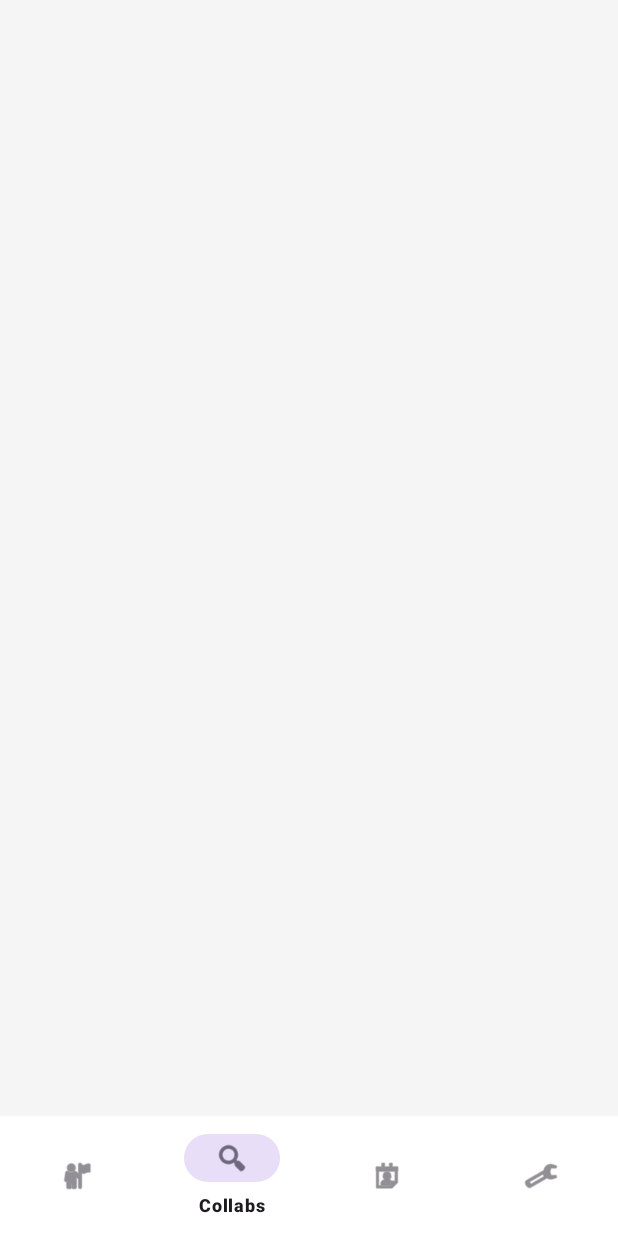
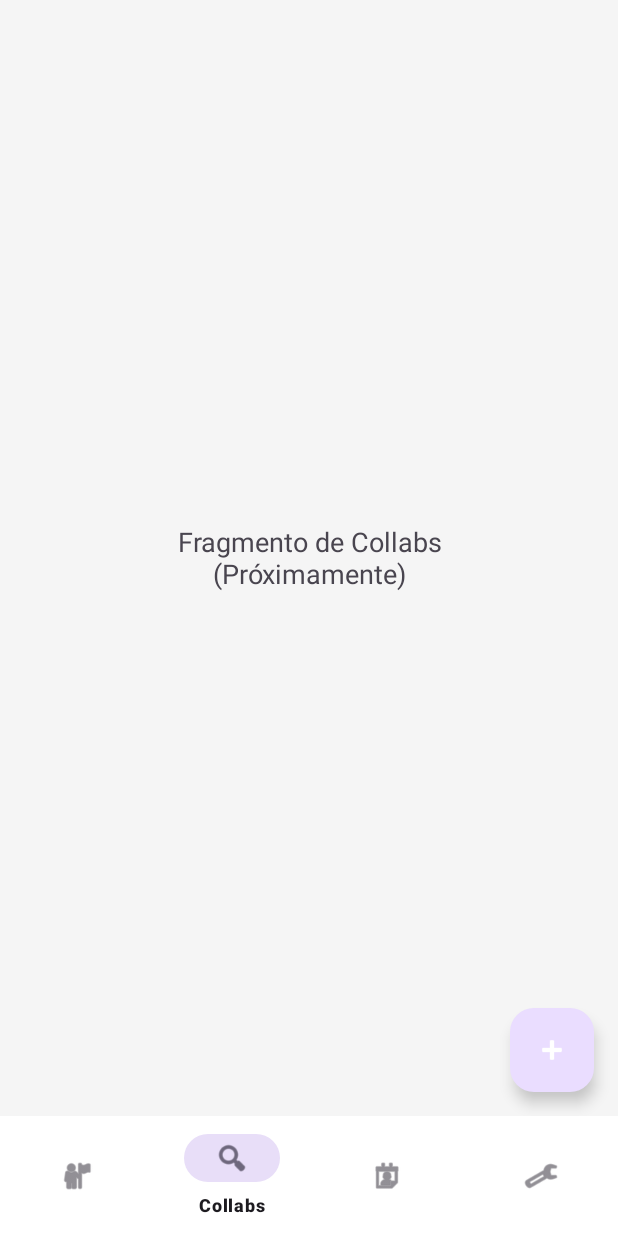
Before and after one commit to alex-boni/PAD-2025-26-G02-CollabUp, an Android app: the screen it shows after launch once a user with an empty profile is signed in (AppController), item 2 of the bottom bar chosen, on a phone screen of 412 x 824 dp. Run offline under Robolectric (Android 15) with nearby library versions, the phone set to English and light mode, and no system bars; our stand-ins replace Firebase (no records; nobody signed in at launch, a user with empty details on screens opened directly).

Commit message:
Activity y collection en firebase de collabs

```diff
--- a/app/src/main/AndroidManifest.xml
+++ b/app/src/main/AndroidManifest.xml
@@ -35,6 +35,9 @@
         <activity
             android:name=".controlador.AppController"
             android:exported="false" />
+        <activity
+            android:name=".controlador.CreateCollabActivity"
+            android:exported="false" />
 
     </application>
 
--- a/app/src/main/java/es/ucm/fdi/pad/collabup/controlador/AppController.java
+++ b/app/src/main/java/es/ucm/fdi/pad/collabup/controlador/AppController.java
@@ -20,7 +20,7 @@ public class AppController extends AppCompatActivity {
 
     // Variables que controlarán a los fragmentos
     private final HomeFragment homeFragment = new HomeFragment();
-    private final CollabsFragment colabsFragment = new CollabsFragment();
+    private final CollabsFragment collabsFragment = new CollabsFragment();
     private final CalendarioFragment amigosFragment = new CalendarioFragment();
     private final AjustesFragment ajustesFragment = new AjustesFragment();
 
@@ -42,7 +42,7 @@ public class AppController extends AppCompatActivity {
             if (itemId == R.id.nav_home) {
                 replaceFragment(homeFragment);
             } else if (itemId == R.id.nav_colabs) {
-                replaceFragment(colabsFragment);
+                replaceFragment(collabsFragment);
                 // Toast.makeText(this, "Collabs (próximamente)", Toast.LENGTH_SHORT).show();
             } else if (itemId == R.id.nav_calendar) {
                 replaceFragment(amigosFragment);
--- a/app/src/main/java/es/ucm/fdi/pad/collabup/controlador/fragmento/CollabsFragment.java
+++ b/app/src/main/java/es/ucm/fdi/pad/collabup/controlador/fragmento/CollabsFragment.java
@@ -1,5 +1,45 @@
 package es.ucm.fdi.pad.collabup.controlador.fragmento;
 
+import android.content.Intent;
+import android.os.Bundle;
+import android.view.LayoutInflater;
+import android.view.View;
+import android.view.ViewGroup;
+import androidx.annotation.NonNull;
+import androidx.annotation.Nullable;
 import androidx.fragment.app.Fragment;
 
-public class CollabsFragment extends Fragment { }
+import com.google.android.material.floatingactionbutton.FloatingActionButton;
+
+import es.ucm.fdi.pad.collabup.R;
+import es.ucm.fdi.pad.collabup.controlador.CreateCollabActivity; // Importa la nueva Activity
+
+public class CollabsFragment extends Fragment {
+
+    private FloatingActionButton fabCrearCollab;
+
+    @Nullable
+    @Override
+    public View onCreateView(@NonNull LayoutInflater inflater, @Nullable ViewGroup container, @Nullable Bundle savedInstanceState) {
+        // Inflar el layout para este fragmento
+        return inflater.inflate(R.layout.fragment_collabs, container, false);
+    }
+
+    @Override
+    public void onViewCreated(@NonNull View view, @Nullable Bundle savedInstanceState) {
+        super.onViewCreated(view, savedInstanceState);
+
+        // Encontrar el botón FAB
+        fabCrearCollab = view.findViewById(R.id.fabCrearCollab);
+
+        // Configurar el OnClickListener
+        fabCrearCollab.setOnClickListener(new View.OnClickListener() {
+            @Override
+            public void onClick(View v) {
+                // Iniciar la nueva actividad para crear un Collab
+                Intent intent = new Intent(getActivity(), CreateCollabActivity.class);
+                startActivity(intent);
+            }
+        });
+    }
+}
--- /dev/null
+++ b/app/src/main/res/layout/fragment_collabs.xml
@@ -0,0 +1,25 @@
+<?xml version="1.0" encoding="utf-8"?>
+<androidx.coordinatorlayout.widget.CoordinatorLayout xmlns:android="http://schemas.android.com/apk/res/android"
+    xmlns:app="http://schemas.android.com/apk/res-auto"
+    android:layout_width="match_parent"
+    android:layout_height="match_parent">
+
+    <TextView
+        android:layout_width="wrap_content"
+        android:layout_height="wrap_content"
+        android:layout_gravity="center"
+        android:text="Fragmento de Collabs\n(Próximamente)"
+        android:textAlignment="center"
+        android:textSize="18sp" />
+
+    <com.google.android.material.floatingactionbutton.FloatingActionButton
+        android:id="@+id/fabCrearCollab"
+        android:layout_width="wrap_content"
+        android:layout_height="wrap_content"
+        android:layout_gravity="bottom|end"
+        android:layout_margin="16dp"
+        android:contentDescription="Crear Collab"
+        android:src="@android:drawable/ic_input_add"
+        app:tint="@android:color/white" />
+
+</androidx.coordinatorlayout.widget.CoordinatorLayout>
```
Also changed, not shown: app/src/main/java/es/ucm/fdi/pad/collabup/controlador/CreateCollabActivity.java (added, +88 -0 lines), app/src/main/java/es/ucm/fdi/pad/collabup/modelo/Collab.java (added, +59 -0 lines), app/src/main/res/layout/activity_create_collab.xml (added, +41 -0 lines).
